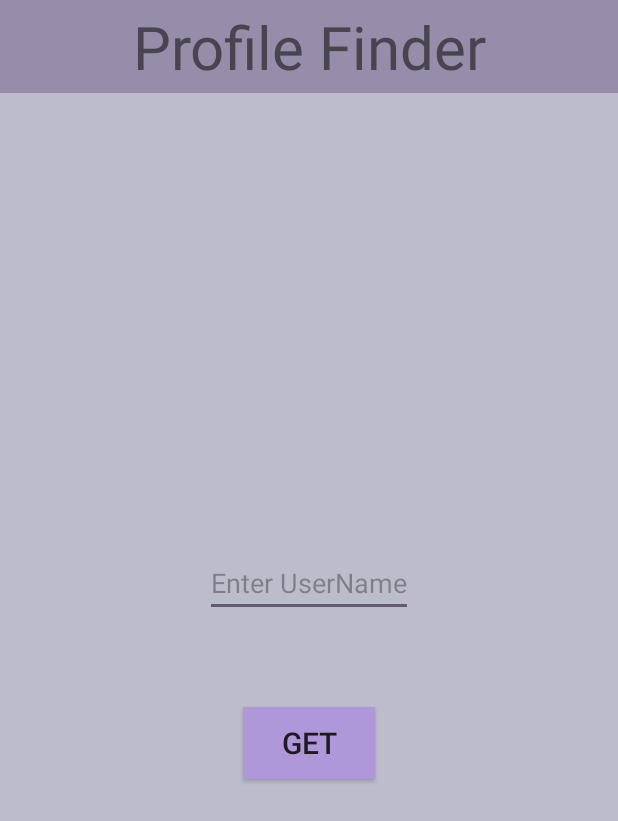
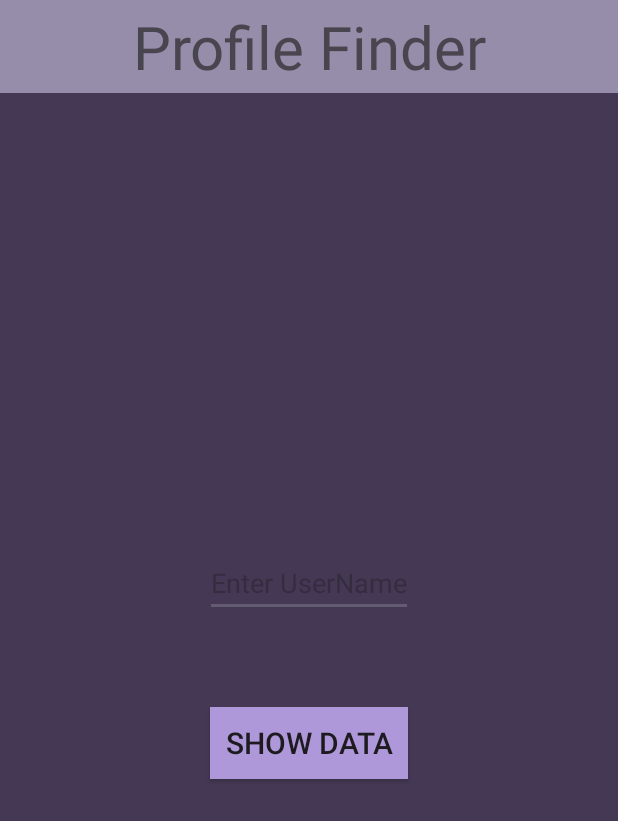
Before and after one commit to AanandShubham/Android-Apps, an Android app: the screen it shows after launch (MainActivity), on a phone screen of 412 x 824 dp. Shown: the top 821 px of the screen. Run offline under Robolectric (Android 15) with nearby library versions, the phone set to English and light mode, and no system bars; our stand-ins replace Volley.

Commit message:
Projects Finished

```diff
--- a/GitUser/app/src/main/res/layout/activity_main.xml
+++ b/GitUser/app/src/main/res/layout/activity_main.xml
@@ -21,7 +21,7 @@
         android:layout_width="match_parent"
         android:layout_height="match_parent"
         android:orientation="vertical"
-        android:background="#BDBCCA"
+        android:background="#443854"
         android:gravity="center">
 
         <EditText
@@ -40,6 +40,7 @@
             android:layout_height="wrap_content"
             android:background="#AF98D9"
             android:textSize="20sp"
+            android:padding="10dp"
             android:text="@string/btn_get_text"/>
     </LinearLayout>
 </LinearLayout>
--- a/GitUser/app/src/main/res/values/strings.xml
+++ b/GitUser/app/src/main/res/values/strings.xml
@@ -2,6 +2,6 @@
     <string name="app_name">Gituser Finder</string>
     <string name="app_header">Profile Finder</string>
     <string name="username_hint">Enter UserName</string>
-    <string name="btn_get_text">GET</string>
+    <string name="btn_get_text">Show Data</string>
     <string name="user_header">User Details</string>
 </resources>
```
